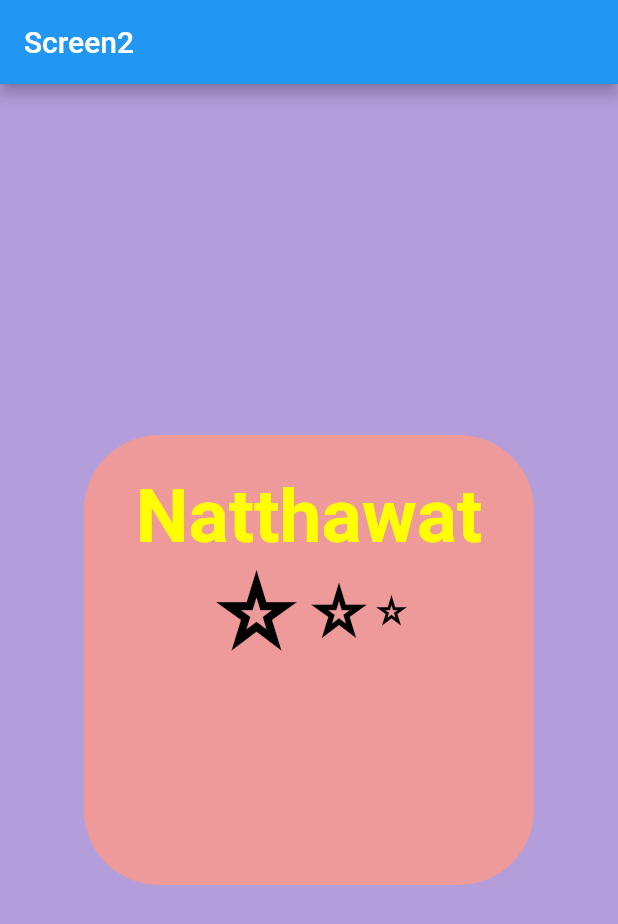
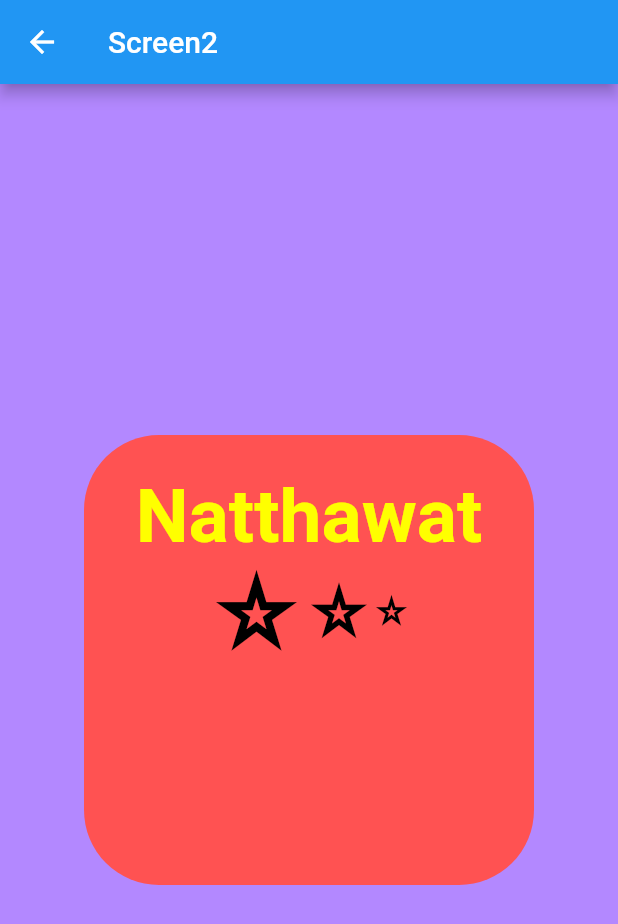
Before and after one commit to natthawa0601462517/Flutter_laout, a Flutter app: the MyHomeScrren2 screen opened directly, on a phone screen of 412 x 824 dp. Shown: the top 924 px of the screen. Run offline on Flutter 3.47's test engine with Material 2 defaults, Android fonts, the phone set to English and light mode, and no system bars; network calls fail.

Commit message:
First commit

```diff
--- a/lib/MyScreen2.dart
+++ b/lib/MyScreen2.dart
@@ -6,7 +6,7 @@ class MyHomeScrren2 extends StatelessWidget {
   @override
   Widget build(BuildContext context) {
     return Scaffold(
-      backgroundColor: Colors.deepPurple[200],
+      backgroundColor: Colors.deepPurpleAccent[100],
       appBar: AppBar(
         title: const Text('Screen2'),
       ),
@@ -15,7 +15,7 @@ class MyHomeScrren2 extends StatelessWidget {
           height: 300,
           width: 300,
           decoration: BoxDecoration(
-            color: Colors.red[200],
+            color: Colors.redAccent,
             borderRadius: BorderRadius.circular(50),
           ),
           padding:  EdgeInsets.all(25),
--- a/lib/main.dart
+++ b/lib/main.dart
@@ -1,6 +1,7 @@
 import 'package:flutter/material.dart';
 import 'package:flutter_layout/MyHomeScreen_v1.dart';
 import 'package:flutter_layout/MyScreen2.dart';
+import 'package:flutter_layout/MyScreen3.dart';
 
 void main() {
   runApp(MyHomeScrren());
@@ -16,7 +17,7 @@ class MyHomeScrren extends StatelessWidget {
   Widget build(BuildContext context) {
     return MaterialApp(
       debugShowCheckedModeBanner: false,
-      home: MyHomeScrren2(),
+      home: MyScreen3(),
     );
   }
 }
```
Also changed, not shown: lib/MyScreen3.dart (added, +34 -0 lines).
